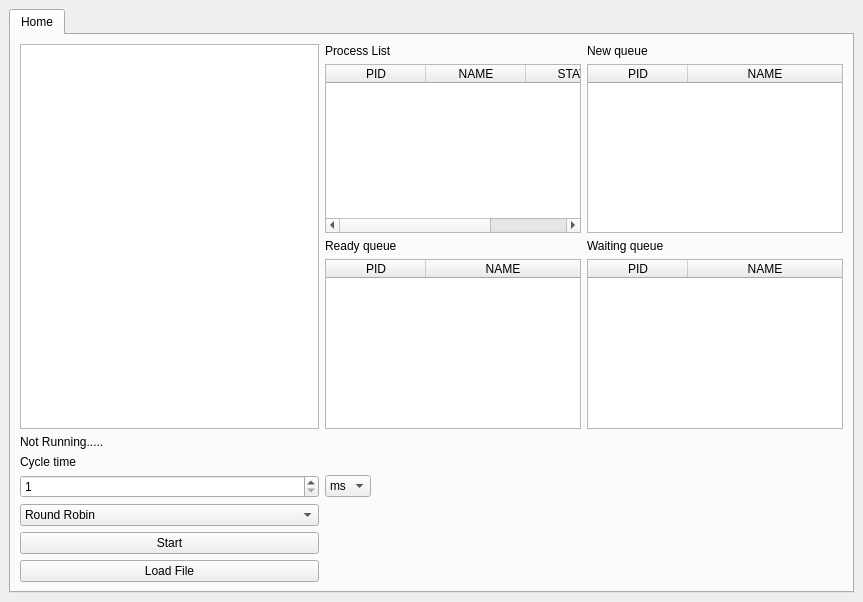
Before: the Qt Designer form src/mainwindow.ui in stearnsbq/BYRON_STEARNS_CMSC312_2019, drawn with Qt 5.
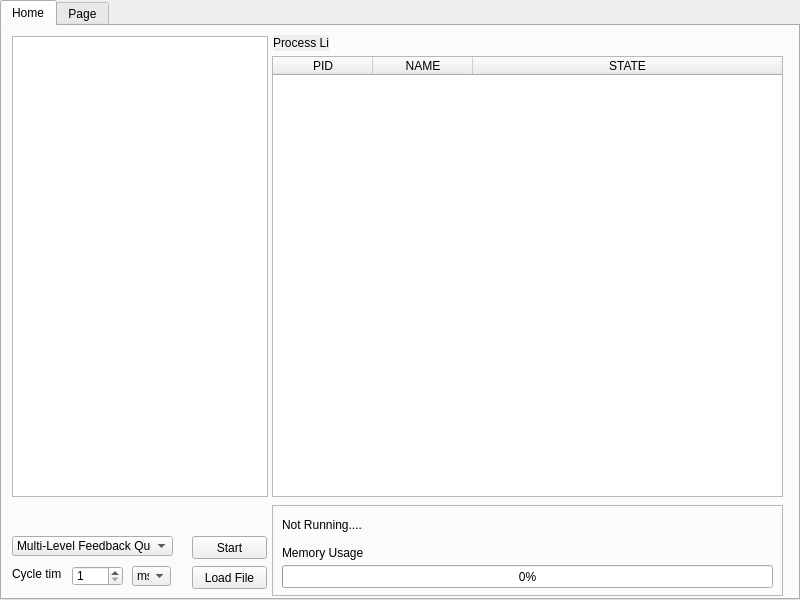
After: the same form once the commit is applied.

The edit to the form file:
```diff
--- a/src/mainwindow.ui
+++ b/src/mainwindow.ui
@@ -6,21 +6,48 @@
    <rect>
     <x>0</x>
     <y>0</y>
-    <width>863</width>
-    <height>602</height>
+    <width>800</width>
+    <height>600</height>
    </rect>
   </property>
+  <property name="sizePolicy">
+   <sizepolicy hsizetype="Preferred" vsizetype="Expanding">
+    <horstretch>0</horstretch>
+    <verstretch>0</verstretch>
+   </sizepolicy>
+  </property>
   <property name="windowTitle">
    <string>OS Simulator</string>
   </property>
   <widget class="QWidget" name="centralwidget">
-   <layout class="QVBoxLayout" name="verticalLayout">
-    <item>
+   <property name="sizePolicy">
+    <sizepolicy hsizetype="Expanding" vsizetype="Expanding">
+     <horstretch>0</horstretch>
+     <verstretch>0</verstretch>
+    </sizepolicy>
+   </property>
      <widget class="QTabWidget" name="tabWidget">
+    <property name="enabled">
+     <bool>true</bool>
+    </property>
+    <property name="geometry">
+     <rect>
+      <x>0</x>
+      <y>0</y>
+      <width>800</width>
+      <height>600</height>
+     </rect>
+    </property>
+    <property name="sizePolicy">
+     <sizepolicy hsizetype="Preferred" vsizetype="Preferred">
+      <horstretch>0</horstretch>
+      <verstretch>0</verstretch>
+     </sizepolicy>
+    </property>
       <property name="minimumSize">
        <size>
         <width>0</width>
-        <height>0</height>
+      <height>100</height>
        </size>
       </property>
       <property name="whatsThis">
@@ -30,24 +57,75 @@
        <number>0</number>
       </property>
       <widget class="QWidget" name="Home">
+     <property name="sizePolicy">
+      <sizepolicy hsizetype="Preferred" vsizetype="Expanding">
+       <horstretch>0</horstretch>
+       <verstretch>0</verstretch>
+      </sizepolicy>
+     </property>
        <attribute name="title">
         <string>Home</string>
        </attribute>
-       <layout class="QGridLayout" name="gridLayout">
-        <item row="0" column="1">
-         <widget class="QTextEdit" name="simulatorOut"/>
-        </item>
-        <item row="1" column="1">
-         <widget class="QLabel" name="isRunning">
+     <widget class="QComboBox" name="algorithm">
+      <property name="geometry">
+       <rect>
+        <x>10</x>
+        <y>510</y>
+        <width>161</width>
+        <height>20</height>
+       </rect>
+      </property>
+      <item>
+       <property name="text">
+        <string>Multi-Level Feedback Queue</string>
+       </property>
+      </item>
+      <item>
           <property name="text">
-           <string>Not Running.....</string>
-          </property>
-         </widget>
-        </item>
-        <item row="3" column="1">
+        <string>Round Robin</string>
+       </property>
+      </item>
+     </widget>
+     <widget class="QLabel" name="label">
+      <property name="geometry">
+       <rect>
+        <x>10</x>
+        <y>540</y>
+        <width>49</width>
+        <height>16</height>
+       </rect>
+      </property>
+      <property name="text">
+       <string>Cycle time</string>
+      </property>
+      <property name="buddy">
+       <cstring>timeUnit</cstring>
+      </property>
+     </widget>
+     <widget class="QPushButton" name="loadFile">
+      <property name="geometry">
+       <rect>
+        <x>190</x>
+        <y>540</y>
+        <width>75</width>
+        <height>23</height>
+       </rect>
+      </property>
+      <property name="text">
+       <string>Load File</string>
+      </property>
+     </widget>
          <widget class="QSpinBox" name="time">
+      <property name="geometry">
+       <rect>
+        <x>70</x>
+        <y>540</y>
+        <width>51</width>
+        <height>20</height>
+       </rect>
+      </property>
           <property name="sizePolicy">
-           <sizepolicy hsizetype="Expanding" vsizetype="Fixed">
+       <sizepolicy hsizetype="Fixed" vsizetype="Fixed">
             <horstretch>0</horstretch>
             <verstretch>0</verstretch>
            </sizepolicy>
@@ -59,16 +137,47 @@
            <number>1000</number>
           </property>
          </widget>
-        </item>
-        <item row="8" column="1">
-         <widget class="QPushButton" name="loadFile">
+     <widget class="QLabel" name="procesLIstLabel">
+      <property name="geometry">
+       <rect>
+        <x>271</x>
+        <y>9</y>
+        <width>56</width>
+        <height>16</height>
+       </rect>
+      </property>
+      <property name="autoFillBackground">
+       <bool>true</bool>
+      </property>
           <property name="text">
-           <string>Load File</string>
-          </property>
-         </widget>
-        </item>
-        <item row="3" column="2">
+       <string>Process List</string>
+      </property>
+     </widget>
+     <widget class="QTextEdit" name="simulatorOut">
+      <property name="geometry">
+       <rect>
+        <x>10</x>
+        <y>10</y>
+        <width>256</width>
+        <height>461</height>
+       </rect>
+      </property>
+      <property name="sizePolicy">
+       <sizepolicy hsizetype="Fixed" vsizetype="Expanding">
+        <horstretch>0</horstretch>
+        <verstretch>0</verstretch>
+       </sizepolicy>
+      </property>
+     </widget>
          <widget class="QComboBox" name="timeUnit">
+      <property name="geometry">
+       <rect>
+        <x>130</x>
+        <y>540</y>
+        <width>39</width>
+        <height>20</height>
+       </rect>
+      </property>
           <property name="sizePolicy">
            <sizepolicy hsizetype="Fixed" vsizetype="Fixed">
             <horstretch>0</horstretch>
@@ -94,110 +203,21 @@
            </property>
           </item>
          </widget>
-        </item>
-        <item row="2" column="1">
-         <widget class="QLabel" name="label">
-          <property name="text">
-           <string>Cycle time</string>
-          </property>
-          <property name="buddy">
-           <cstring>timeUnit</cstring>
-          </property>
-         </widget>
-        </item>
-        <item row="7" column="1">
-         <widget class="QPushButton" name="startSim">
-          <property name="text">
-           <string>Start</string>
-          </property>
-         </widget>
-        </item>
-        <item row="0" column="2">
-         <layout class="QGridLayout" name="SIM_DISPLAY">
-          <item row="0" column="0">
-           <widget class="QLabel" name="label_2">
-            <property name="text">
-             <string>Process List</string>
-            </property>
-           </widget>
-          </item>
-          <item row="1" column="1">
-           <widget class="QTableWidget" name="newQueueProcessList">
-            <attribute name="horizontalHeaderStretchLastSection">
-             <bool>true</bool>
-            </attribute>
-            <column>
-             <property name="text">
-              <string>PID</string>
-             </property>
-            </column>
-            <column>
-             <property name="text">
-              <string>NAME</string>
-             </property>
-            </column>
-           </widget>
-          </item>
-          <item row="3" column="1">
-           <widget class="QTableWidget" name="waitingQueueListView">
-            <property name="autoFillBackground">
-             <bool>false</bool>
-            </property>
-            <attribute name="horizontalHeaderStretchLastSection">
-             <bool>true</bool>
-            </attribute>
-            <column>
-             <property name="text">
-              <string>PID</string>
-             </property>
-            </column>
-            <column>
-             <property name="text">
-              <string>NAME</string>
-             </property>
-            </column>
-           </widget>
-          </item>
-          <item row="2" column="1">
-           <widget class="QLabel" name="label_5">
-            <property name="text">
-             <string>Waiting queue</string>
-            </property>
-           </widget>
-          </item>
-          <item row="2" column="0">
-           <widget class="QLabel" name="readyQueueLabel">
-            <property name="text">
-             <string>Ready queue</string>
-            </property>
-           </widget>
-          </item>
-          <item row="3" column="0">
-           <widget class="QTableWidget" name="readyQueueListView">
-            <attribute name="horizontalHeaderStretchLastSection">
-             <bool>true</bool>
-            </attribute>
-            <column>
-             <property name="text">
-              <string>PID</string>
-             </property>
-            </column>
-            <column>
-             <property name="text">
-              <string>NAME</string>
-             </property>
-            </column>
-           </widget>
-          </item>
-          <item row="0" column="1">
-           <widget class="QLabel" name="label_3">
-            <property name="text">
-             <string>New queue</string>
-            </property>
-           </widget>
-          </item>
-          <item row="1" column="0">
            <widget class="QTableWidget" name="processList">
+      <property name="geometry">
+       <rect>
+        <x>270</x>
+        <y>30</y>
+        <width>511</width>
+        <height>441</height>
+       </rect>
+      </property>
+      <property name="sizePolicy">
+       <sizepolicy hsizetype="Expanding" vsizetype="Preferred">
+        <horstretch>0</horstretch>
+        <verstretch>0</verstretch>
+       </sizepolicy>
+      </property>
             <attribute name="horizontalHeaderHighlightSections">
              <bool>true</bool>
             </attribute>
@@ -223,28 +243,96 @@
              </property>
             </column>
            </widget>
-          </item>
-         </layout>
-        </item>
-        <item row="4" column="1">
-         <widget class="QComboBox" name="algorithm">
-          <item>
+     <widget class="QFrame" name="frame">
+      <property name="geometry">
+       <rect>
+        <x>270</x>
+        <y>479</y>
+        <width>511</width>
+        <height>91</height>
+       </rect>
+      </property>
+      <property name="frameShape">
+       <enum>QFrame::StyledPanel</enum>
+      </property>
+      <property name="frameShadow">
+       <enum>QFrame::Raised</enum>
+      </property>
+      <widget class="QLabel" name="isRunning">
+       <property name="geometry">
+        <rect>
+         <x>10</x>
+         <y>9</y>
+         <width>81</width>
+         <height>21</height>
+        </rect>
+       </property>
            <property name="text">
-            <string>Round Robin</string>
-           </property>
-          </item>
-          <item>
+        <string>Not Running.....</string>
+       </property>
+      </widget>
+      <widget class="QProgressBar" name="memoryUsage">
+       <property name="geometry">
+        <rect>
+         <x>10</x>
+         <y>60</y>
+         <width>491</width>
+         <height>23</height>
+        </rect>
+       </property>
+       <property name="value">
+        <number>0</number>
+       </property>
+       <property name="orientation">
+        <enum>Qt::Horizontal</enum>
+       </property>
+       <property name="invertedAppearance">
+        <bool>false</bool>
+       </property>
+       <property name="textDirection">
+        <enum>QProgressBar::TopToBottom</enum>
+       </property>
+      </widget>
+      <widget class="QLabel" name="label_2">
+       <property name="geometry">
+        <rect>
+         <x>10</x>
+         <y>40</y>
+         <width>221</width>
+         <height>16</height>
+        </rect>
+       </property>
            <property name="text">
-            <string>Multi-Level Feedback Queue</string>
-           </property>
-          </item>
-         </widget>
-        </item>
-       </layout>
-      </widget>
+        <string>Memory Usage</string>
+       </property>
+      </widget>
+     </widget>
+     <widget class="QPushButton" name="startSim">
+      <property name="geometry">
+       <rect>
+        <x>190</x>
+        <y>510</y>
+        <width>75</width>
+        <height>23</height>
+       </rect>
+      </property>
+      <property name="sizePolicy">
+       <sizepolicy hsizetype="Fixed" vsizetype="Fixed">
+        <horstretch>0</horstretch>
+        <verstretch>0</verstretch>
+       </sizepolicy>
+      </property>
+      <property name="text">
+       <string>Start</string>
+      </property>
      </widget>
-    </item>
-   </layout>
+    </widget>
+    <widget class="QWidget" name="tab">
+     <attribute name="title">
+      <string>Page</string>
+     </attribute>
+    </widget>
+   </widget>
   </widget>
  </widget>
  <resources/>
```
Lines whose indentation alone changed are shown as unchanged.
